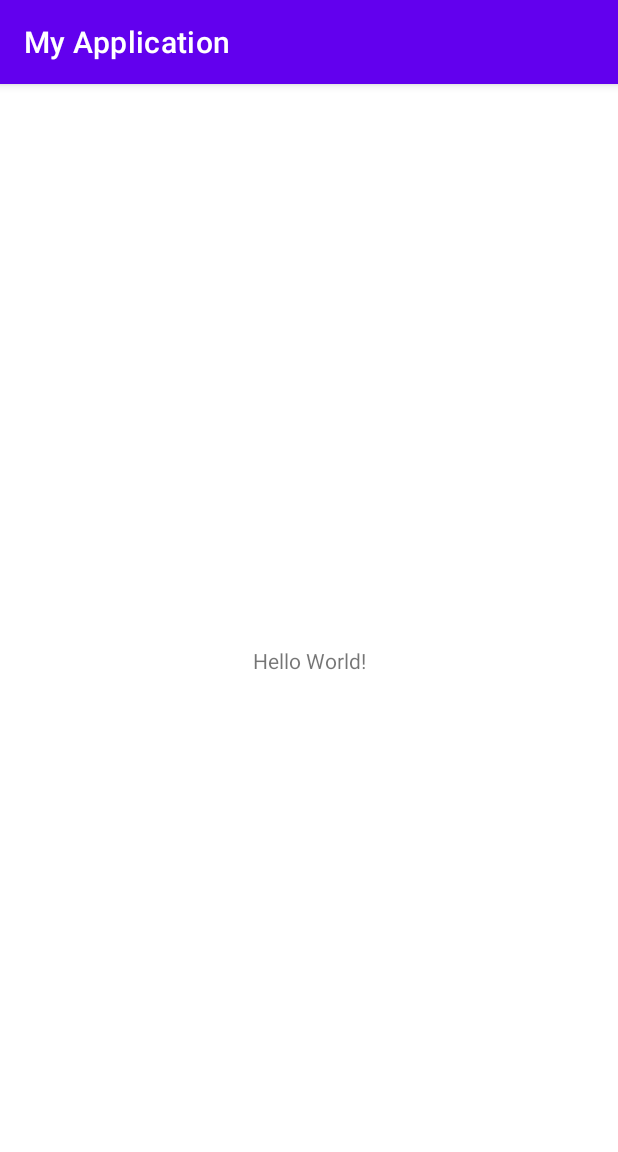
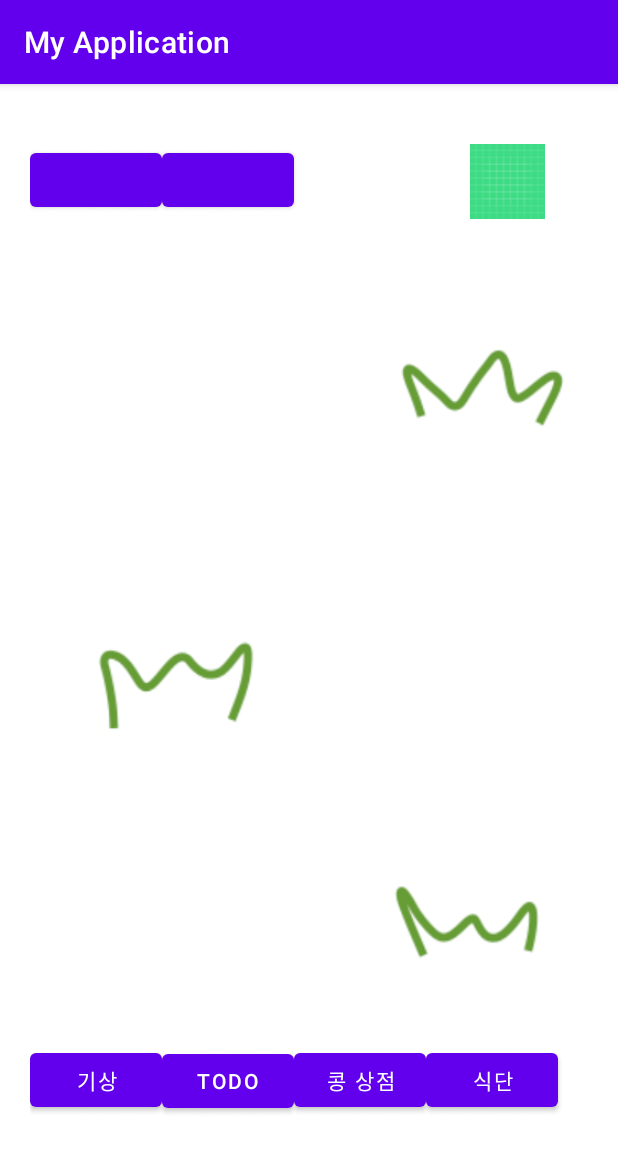
Before and after one commit to GodLifeBeans/GodLifebeans, an Android app: the screen it shows after launch (MainActivity), on a phone screen of 412 x 824 dp. Shown: the top 1152 px of the screen. Run offline under Robolectric (Android 15) with nearby library versions, the phone set to English and light mode, and no system bars.

Commit message:
전체적인 구조

```diff
--- /dev/null
+++ b/app/src/main/java/com/example/myapplication/MealsActivity.java
@@ -0,0 +1,4 @@
+package com.example.myapplication;
+
+public class MealsActivity {
+}
--- /dev/null
+++ b/app/src/main/java/com/example/myapplication/TodoActivity.java
@@ -0,0 +1,4 @@
+package com.example.myapplication;
+
+public class TodoActivity {
+}
--- /dev/null
+++ b/app/src/main/java/com/example/myapplication/WakeupActivity.java
@@ -0,0 +1,4 @@
+package com.example.myapplication;
+
+public class WakeupActivity {
+}
--- a/app/src/main/res/layout/activity_main.xml
+++ b/app/src/main/res/layout/activity_main.xml
@@ -1,18 +1,65 @@
 <?xml version="1.0" encoding="utf-8"?>
-<androidx.constraintlayout.widget.ConstraintLayout xmlns:android="http://schemas.android.com/apk/res/android"
+<LinearLayout xmlns:android="http://schemas.android.com/apk/res/android"
     xmlns:app="http://schemas.android.com/apk/res-auto"
     xmlns:tools="http://schemas.android.com/tools"
     android:layout_width="match_parent"
     android:layout_height="match_parent"
-    tools:context=".MainActivity">
+    android:background="@drawable/background"
+    tools:context=".MainActivity"
+    android:orientation="vertical"
+    android:padding="20dp">
 
-    <TextView
-        android:layout_width="wrap_content"
-        android:layout_height="wrap_content"
-        android:text="Hello World!"
-        app:layout_constraintBottom_toBottomOf="parent"
-        app:layout_constraintEnd_toEndOf="parent"
-        app:layout_constraintStart_toStartOf="parent"
-        app:layout_constraintTop_toTopOf="parent" />
+    <LinearLayout
+        android:layout_marginTop="20dp"
+        android:layout_width="match_parent"
+        android:layout_height="50dp"
+        android:orientation="horizontal">
+        <Button
+            android:layout_width="wrap_content"
+            android:layout_height="wrap_content" />
 
-</androidx.constraintlayout.widget.ConstraintLayout>
+        <Button
+            android:layout_width="wrap_content"
+            android:layout_height="wrap_content" /> >
+
+        <TextView
+            android:layout_width="0dp"
+            android:layout_height="0dp"
+            android:layout_weight="1" />
+        <ImageView
+            android:layout_width="wrap_content"
+            android:layout_height="wrap_content"
+            android:src="@drawable/ic_launcher_background" />
+    </LinearLayout>
+    <LinearLayout
+        android:layout_width="match_parent"
+        android:layout_height="550dp"></LinearLayout>
+
+    <LinearLayout
+        android:layout_width="match_parent"
+        android:layout_height="60dp">
+        <Button
+            android:id="@+id/goto_wakeup_btn"
+            android:layout_width="wrap_content"
+            android:layout_height="wrap_content"
+            android:text="기상"/>
+        <Button
+            android:id="@+id/goto_todo_btn"
+            android:layout_width="wrap_content"
+            android:layout_height="wrap_content"
+            android:text="Todo"/>
+        <Button
+            android:id="@+id/goto_beanshop_btn"
+            android:layout_width="wrap_content"
+            android:layout_height="wrap_content"
+            android:text="콩 상점"/>
+        <Button
+            android:id="@+id/goto_meals_btn"
+            android:layout_width="wrap_content"
+            android:layout_height="wrap_content"
+            android:text="식단"/>
+
+    </LinearLayout>
+
+
+</LinearLayout>
--- /dev/null
+++ b/app/src/main/res/layout/activity_meals.xml
@@ -0,0 +1,6 @@
+<?xml version="1.0" encoding="utf-8"?>
+<androidx.constraintlayout.widget.ConstraintLayout xmlns:android="http://schemas.android.com/apk/res/android"
+    android:layout_width="match_parent"
+    android:layout_height="match_parent">
+
+</androidx.constraintlayout.widget.ConstraintLayout>
--- /dev/null
+++ b/app/src/main/res/layout/activity_todo.xml
@@ -0,0 +1,6 @@
+<?xml version="1.0" encoding="utf-8"?>
+<androidx.constraintlayout.widget.ConstraintLayout xmlns:android="http://schemas.android.com/apk/res/android"
+    android:layout_width="match_parent"
+    android:layout_height="match_parent">
+
+</androidx.constraintlayout.widget.ConstraintLayout>
--- /dev/null
+++ b/app/src/main/res/layout/activity_wakeup.xml
@@ -0,0 +1,6 @@
+<?xml version="1.0" encoding="utf-8"?>
+<androidx.constraintlayout.widget.ConstraintLayout xmlns:android="http://schemas.android.com/apk/res/android"
+    android:layout_width="match_parent"
+    android:layout_height="match_parent">
+
+</androidx.constraintlayout.widget.ConstraintLayout>
```
Also changed, not shown: app/src/main/res/drawable-v24/background.png (added).
